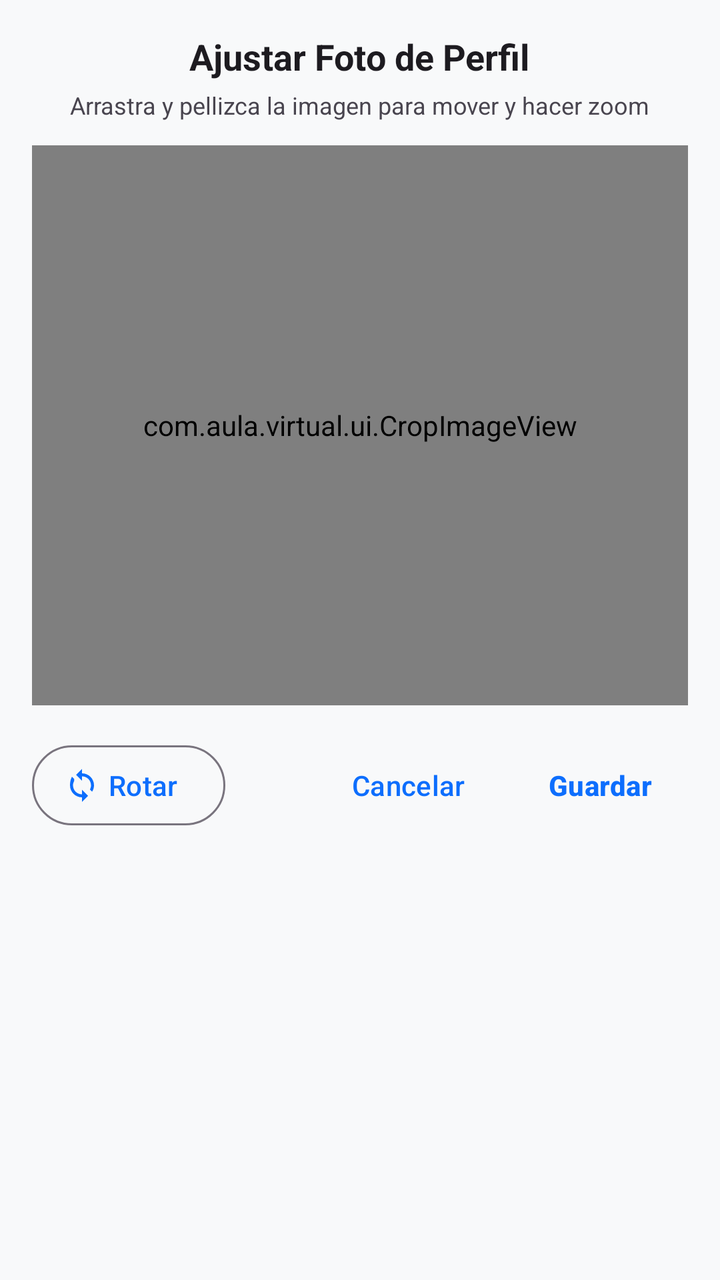
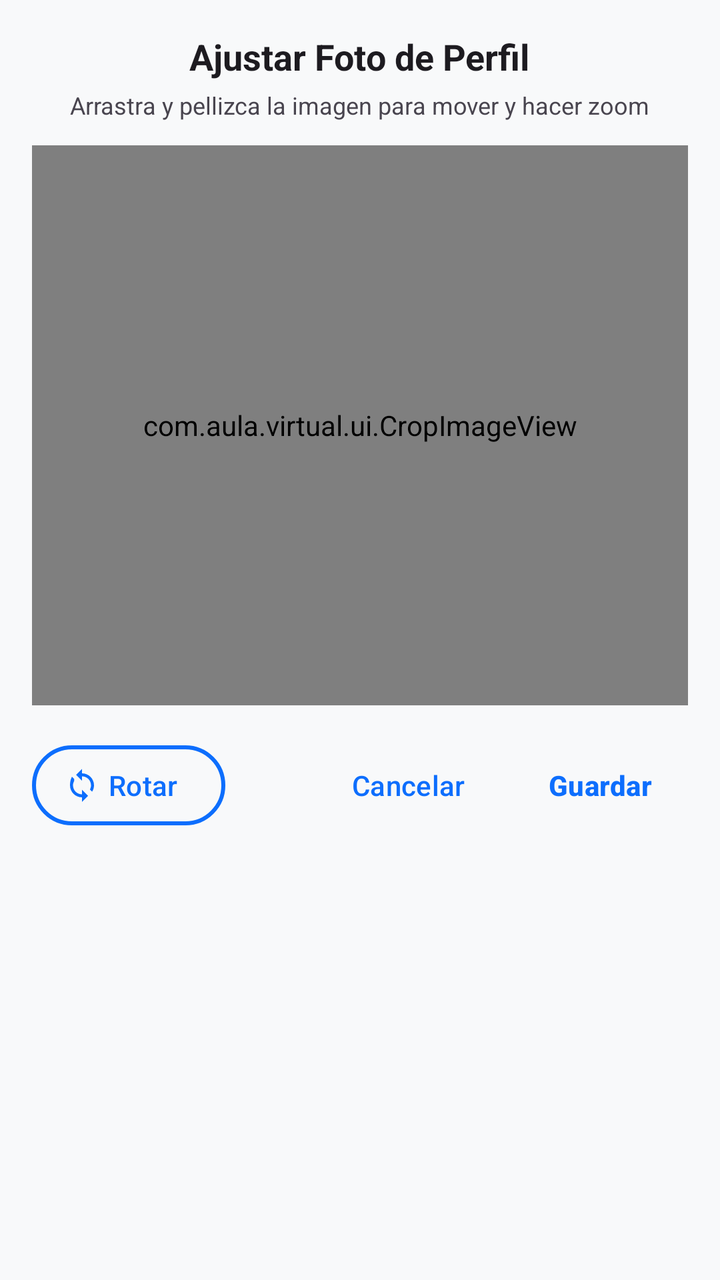

Screens rendered from an Android XML layout before and after an edit, with the pre-edit source and the edit as a unified diff.
<!-- AndroidManifest.xml: application theme Theme.MyApplication -->
<!-- res/layout/dialog_crop_image.xml -->
<?xml version="1.0" encoding="utf-8"?>
<LinearLayout xmlns:android="http://schemas.android.com/apk/res/android"
    xmlns:app="http://schemas.android.com/apk/res-auto"
    android:layout_width="match_parent"
    android:layout_height="wrap_content"
    android:orientation="vertical"
    android:padding="16dp"
    android:gravity="center_horizontal">

    <TextView
        android:layout_width="wrap_content"
        android:layout_height="wrap_content"
        android:text="Ajustar Foto de Perfil"
        android:textSize="18sp"
        android:textStyle="bold"
        android:textColor="?android:attr/textColorPrimary"
        android:layout_marginBottom="4dp"/>

    <TextView
        android:layout_width="wrap_content"
        android:layout_height="wrap_content"
        android:text="Arrastra y pellizca la imagen para mover y hacer zoom"
        android:textSize="12sp"
        android:textColor="?android:attr/textColorSecondary"
        android:layout_marginBottom="12dp"
        android:gravity="center"/>

    <com.aula.virtual.ui.CropImageView
        android:id="@+id/cropImageView"
        android:layout_width="match_parent"
        android:layout_height="280dp"
        android:background="#111111"/>

    <RelativeLayout
        android:layout_width="match_parent"
        android:layout_height="wrap_content"
        android:layout_marginTop="16dp">

        <com.google.android.material.button.MaterialButton
            android:id="@+id/btnRotate90"
            style="@style/Widget.Material3.Button.OutlinedButton.Icon"
            android:layout_width="wrap_content"
            android:layout_height="wrap_content"
            android:layout_alignParentStart="true"
            android:layout_centerVertical="true"
            android:text="Rotar"
            android:textAllCaps="false"
            app:icon="@drawable/ic_rotate_wheel"
            app:iconTint="?attr/colorPrimary"
            android:textColor="?attr/colorPrimary"/>

        <LinearLayout
            android:layout_width="wrap_content"
            android:layout_height="wrap_content"
            android:layout_alignParentEnd="true"
            android:layout_centerVertical="true"
            android:orientation="horizontal">

            <Button
                android:id="@+id/btnCropCancel"
                style="@style/Widget.Material3.Button.TextButton"
                android:layout_width="wrap_content"
                android:layout_height="wrap_content"
                android:text="Cancelar"
                android:textAllCaps="false"/>

            <Button
                android:id="@+id/btnCropSave"
                style="@style/Widget.Material3.Button.TextButton"
                android:layout_width="wrap_content"
                android:layout_height="wrap_content"
                android:layout_marginStart="8dp"
                android:text="Guardar"
                android:textColor="?attr/colorPrimary"
                android:textStyle="bold"
                android:textAllCaps="false"/>

        </LinearLayout>

    </RelativeLayout>

</LinearLayout>
<!-- resources referenced by this layout -->
<resources>
  <!-- drawable ic_rotate_wheel (drawable) -->
  <vector xmlns:android="http://schemas.android.com/apk/res/android"
      android:width="28dp"
      android:height="28dp"
      android:viewportWidth="24"
      android:viewportHeight="24">
      <path
          android:fillColor="#FFFFFF"
          android:pathData="M12,4V1L8,5l4,4V6c3.31,0 6,2.69 6,6 0,1.01 -0.27,1.97 -0.74,2.8l1.46,1.46C19.54,15.03 20,13.57 20,12c0,-4.42 -3.58,-8 -8,-8zM6.74,7.74L5.28,6.28C4.46,7.97 4,9.43 4,12c0,4.42 3.58,8 8,8v3l4,-4 -4,-4v3c-3.31,0 -6,-2.69 -6,-6 0,-1.01 0.27,-1.97 0.74,-2.8z"/>
  </vector>
  <style name="Theme.MyApplication" parent="Base.Theme.MyApplication" />
  <style name="Base.Theme.MyApplication" parent="Theme.Material3.DayNight.NoActionBar">
          <item name="colorPrimary">@color/accent_blue</item>
          <item name="colorOnPrimary">@color/white</item>
          <item name="colorSecondary">@color/bs_secondary</item>
          <item name="android:statusBarColor">@color/bs_dark</item>
          <item name="android:windowBackground">@color/bs_light</item>
          <item name="colorSurface">@color/surface_light</item>
          <item name="materialCardViewStyle">@style/Widget.Bootstrap.Card</item>
          <item name="cardViewStyle">@style/Widget.Bootstrap.Card</item>
          <item name="alertDialogTheme">@style/Theme.MyApplication.Dialog</item>
      </style>
  <color name="accent_blue">#0d6efd</color>
  <color name="white">#FFFFFFFF</color>
  <color name="bs_secondary">#6c757d</color>
  <color name="bs_dark">#212529</color>
  <color name="bs_light">#f8f9fa</color>
  <color name="surface_light">#FFFFFF</color>
  <style name="Widget.Bootstrap.Card" parent="Widget.Material3.CardView.Outlined">
          <item name="cardBackgroundColor">?attr/colorSurface</item>
          <item name="cardCornerRadius">16dp</item>
          <item name="cardElevation">3dp</item>
          <item name="strokeColor">?attr/colorPrimary</item>
          <item name="strokeWidth">2dp</item>
          <item name="android:layout_margin">8dp</item>
      </style>
  <style name="Theme.MyApplication.Dialog" parent="ThemeOverlay.Material3.MaterialAlertDialog">
          <item name="shapeAppearanceOverlay">@style/ShapeAppearance.MyApplication.Dialog</item>
      </style>
  <style name="ShapeAppearance.MyApplication.Dialog" parent="ShapeAppearance.Material3.LargeComponent">
          <item name="cornerSize">20dp</item>
      </style>
</resources>

<!-- the commit's change to res/layout/dialog_crop_image.xml (unified diff, before → after) -->
@@ -45,6 +45,8 @@
             android:layout_centerVertical="true"
             android:text="Rotar"
             android:textAllCaps="false"
+            app:strokeColor="?attr/colorPrimary"
+            app:strokeWidth="2dp"
             app:icon="@drawable/ic_rotate_wheel"
             app:iconTint="?attr/colorPrimary"
             android:textColor="?attr/colorPrimary"/>
